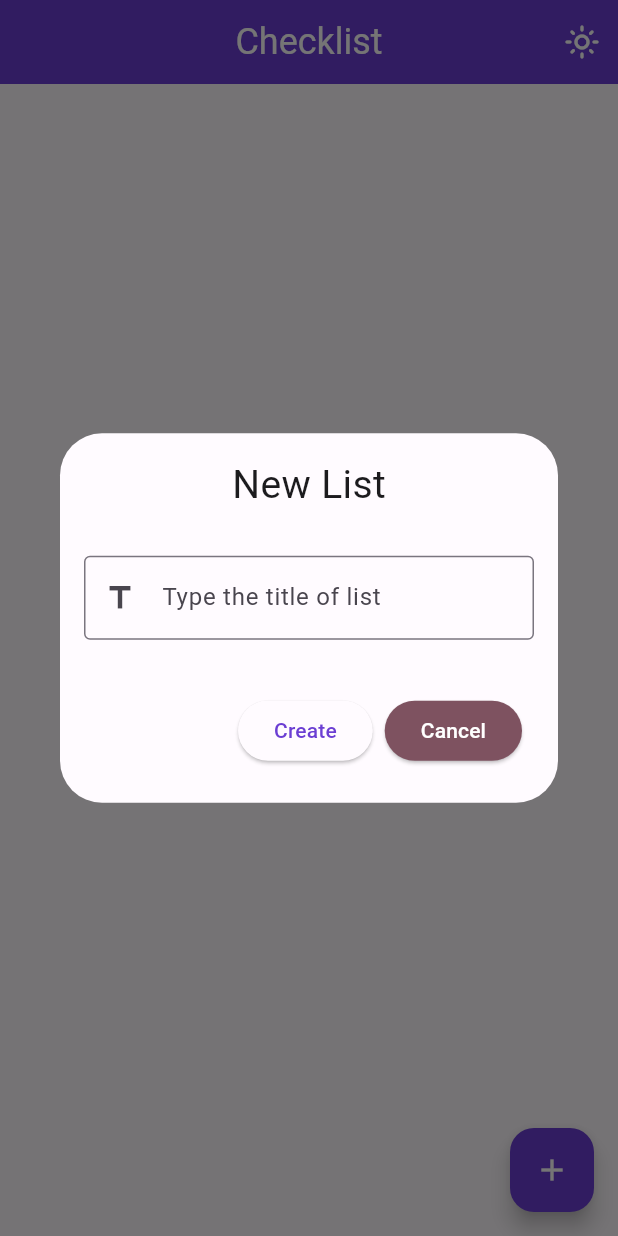
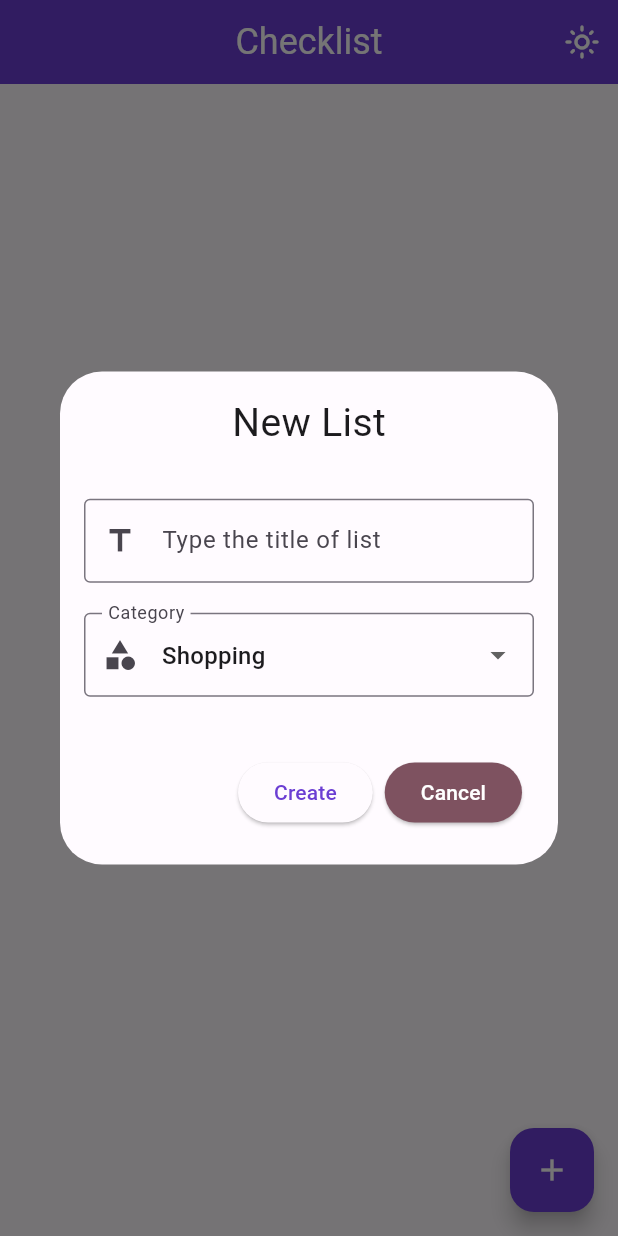
Before and after one commit to mugiwarajeff/checklist, a Flutter app: the screen it shows after launch, after a tap on the "add" icon, on a phone screen of 412 x 824 dp. Run offline on Flutter 3.47's test engine with Material 3 defaults, Android fonts, the light colour scheme and no system bars; our stand-ins replace equatable, flutter_mobx, mobx, sqflite; accounts and stored records are empty; generated files the repository leaves out were written again.

Commit message:
adding filters to checklistitem and category to checklist

```diff
--- a/lib/app/features/checklist/checklist/dao/checklist_dao_sqflite.dart
+++ b/lib/app/features/checklist/checklist/dao/checklist_dao_sqflite.dart
@@ -7,10 +7,12 @@ class CheckListDaoSqFlite implements ChecklistDAO {
   static const String _tableName = "checklist";
   static const String _checklistId = "id";
   static const String _checklistTitle = "title";
+  static const String _category = "category";
 
   static const String createTableSql = 'CREATE TABLE $_tableName('
       '$_checklistId TEXT PRIMARY KEY,'
-      '$_checklistTitle TEXT'
+      '$_checklistTitle TEXT,'
+      '$_category TEXT'
       ')';
 
   @override
--- /dev/null
+++ b/lib/app/features/checklist/checklist/enum/checklist_category.dart
@@ -0,0 +1 @@
+enum ChecklistCategory { shopping, house, work, study, others }
--- a/lib/app/features/checklist/checklist/models/checklist.dart
+++ b/lib/app/features/checklist/checklist/models/checklist.dart
@@ -1,23 +1,27 @@
+import 'package:checklist/app/features/checklist/checklist/enum/checklist_category.dart';
 import 'package:checklist/app/features/checklist/checklist/models/value_objects/checklist_title.dart';
 import 'package:equatable/equatable.dart';
 
 // ignore: must_be_immutable
 class CheckList extends Equatable {
   final String id;
+  CheckListTitle title;
+  ChecklistCategory category;
 
-  CheckListTitle title;
-
-  CheckList({required this.id, required this.title});
+  CheckList({required this.id, required this.title, required this.category});
 
   CheckList.empty()
       : id = "0",
-        title = CheckListTitle(value: "");
+        title = CheckListTitle(value: ""),
+        category = ChecklistCategory.others;
 
   CheckList.fromJson(Map<String, dynamic> json)
       : id = json["id"],
-        title = CheckListTitle(value: json["title"]);
+        title = CheckListTitle(value: json["title"]),
+        category = ChecklistCategory.values.byName(json["category"]);
 
-  Map<String, dynamic> toJson() => {"id": id, "title": title.value};
+  Map<String, dynamic> toJson() =>
+      {"id": id, "title": title.value, "category": category.name};
 
   @override
   List<Object?> get props => [id, title];
--- a/lib/app/features/checklist/checklist/widgets/add_checklist_dialog.dart
+++ b/lib/app/features/checklist/checklist/widgets/add_checklist_dialog.dart
@@ -1,4 +1,5 @@
 import 'package:checklist/app/features/checklist/checklist/controllers/checklist_controller.dart';
+import 'package:checklist/app/features/checklist/checklist/enum/checklist_category.dart';
 import 'package:checklist/app/features/checklist/checklist/models/checklist.dart';
 import 'package:checklist/app/features/checklist/checklist/models/value_objects/checklist_title.dart';
 import 'package:flutter/material.dart';
@@ -9,8 +10,10 @@ class AddChecklistDialog extends StatelessWidget {
   final CheckList checkList;
   final GlobalKey<FormState> _formState = GlobalKey<FormState>();
   AddChecklistDialog({super.key, required String checkListid})
-      : checkList =
-            CheckList(id: checkListid, title: CheckListTitle(value: ""));
+      : checkList = CheckList(
+            id: checkListid,
+            title: CheckListTitle(value: ""),
+            category: ChecklistCategory.shopping);
 
   @override
   Widget build(BuildContext context) {
@@ -24,12 +27,38 @@ class AddChecklistDialog extends StatelessWidget {
     final String titleHelper = AppLocalizations.of(context)!.typeTitleList;
     final String createText = AppLocalizations.of(context)!.create;
     final String cancelText = AppLocalizations.of(context)!.cancel;
+
+    final String categoryText = AppLocalizations.of(context)!.category;
+    final String categoryHint = AppLocalizations.of(context)!.categoryHint;
+
+    final String shoppingText = AppLocalizations.of(context)!.shopping;
+    final String houseText = AppLocalizations.of(context)!.house;
+
+    final String workText = AppLocalizations.of(context)!.work;
+    final String studyText = AppLocalizations.of(context)!.study;
+    final String othersText = AppLocalizations.of(context)!.others;
+
+    String translateCategory(ChecklistCategory category) {
+      switch (category) {
+        case ChecklistCategory.shopping:
+          return shoppingText;
+        case ChecklistCategory.house:
+          return houseText;
+        case ChecklistCategory.work:
+          return workText;
+        case ChecklistCategory.study:
+          return studyText;
+        case ChecklistCategory.others:
+          return othersText;
+      }
+    }
+
     const double contentPadding = 16;
     return Dialog(
       child: Padding(
         padding: const EdgeInsets.all(contentPadding),
         child: SizedBox(
-          height: screenHeight * 0.26,
+          height: screenHeight * 0.36,
           child: Column(
             mainAxisAlignment: MainAxisAlignment.spaceBetween,
             children: [
@@ -56,6 +85,29 @@ class AddChecklistDialog extends StatelessWidget {
                         onChanged: (value) =>
                             checkList.title = CheckListTitle(value: value),
                       ),
+                      const SizedBox(
+                        height: 20,
+                      ),
+                      DropdownButtonFormField<ChecklistCategory>(
+                        decoration: InputDecoration(
+                          prefixIcon: const Icon(Icons.category),
+                          border: const OutlineInputBorder(),
+                          label: Text(categoryText),
+                          hintText: categoryHint,
+                        ),
+                        value: checkList.category,
+                        items: ChecklistCategory.values
+                            .map((category) => DropdownMenuItem(
+                                  value: category,
+                                  child: Text(translateCategory(category)),
+                                ))
+                            .toList(),
+                        onChanged: (value) {
+                          if (value != null) {
+                            checkList.category = value;
+                          }
+                        },
+                      )
                     ],
                   )),
               const SizedBox(
--- a/lib/app/features/checklist/checklist_item/dao/checklist_item_dao.dart
+++ b/lib/app/features/checklist/checklist_item/dao/checklist_item_dao.dart
@@ -1,9 +1,11 @@
+import 'package:checklist/app/features/checklist/checklist_item/enum/checklist_order.dart';
 import 'package:checklist/app/features/checklist/checklist_item/models/checklist_item.dart';
 
 abstract class ChecklistItemDAO {
   Future<int> insertItem(CheckListItem checkListItem);
 
-  Future<List<CheckListItem>> getAll(String checklistId);
+  Future<List<CheckListItem>> getAll(
+      String checklistId, ChecklistOrder checklistOrder);
 
   Future<int> updateItem(CheckListItem checkListItem);
 
--- /dev/null
+++ b/lib/app/features/checklist/checklist_item/enum/checklist_order.dart
@@ -0,0 +1 @@
+enum ChecklistOrder { creation, priority }
--- a/lib/app/shared/database/database_helper.dart
+++ b/lib/app/shared/database/database_helper.dart
@@ -7,7 +7,7 @@ import "package:path/path.dart";
 
 class DatabaseHelper {
   static Future<String> get _databasePath async => await getDatabasesPath();
-  static const String _databaseName = "checklist";
+  static const String _databaseName = "checklist_5";
   static const int _databaseVersion = 4;
   static Database? _instance;
 
```
Also changed, not shown: lib/app/features/checklist/checklist/widgets/checklist_card.dart (+15 -6 lines), lib/app/features/checklist/checklist_item/checklist_item_view.dart (+17 -0 lines), lib/app/features/checklist/checklist_item/controllers/checklist_item_controller.dart (+10 -1 lines), lib/app/features/checklist/checklist_item/dao/checklist_item_dao_sqflite.dart (+13 -3 lines), lib/app/features/checklist/checklist_item/models/checklist_item.dart (+16 -4 lines), lib/app/features/checklist/checklist_item/widgets/checklist_item_card.dart (+37 -20 lines), lib/app/features/checklist/checklist_item/widgets/checklist_item_modal.dart (added, +133 -0 lines), lib/app/features/checklist/checklist_item/widgets/filter_dialog.dart (added, +54 -0 lines), lib/app/shared/l10n/app_en.arb (+16 -1 lines), lib/app/shared/l10n/app_pt.arb (+16 -1 lines), lib/app/shared/utils/utils.dart (added, +21 -0 lines), lib/app/features/checklist/checklist/controllers/checklist_controller.g.dart, lib/app/features/checklist/checklist_item/controllers/checklist_item_controller.g.dart, 2 other files.
